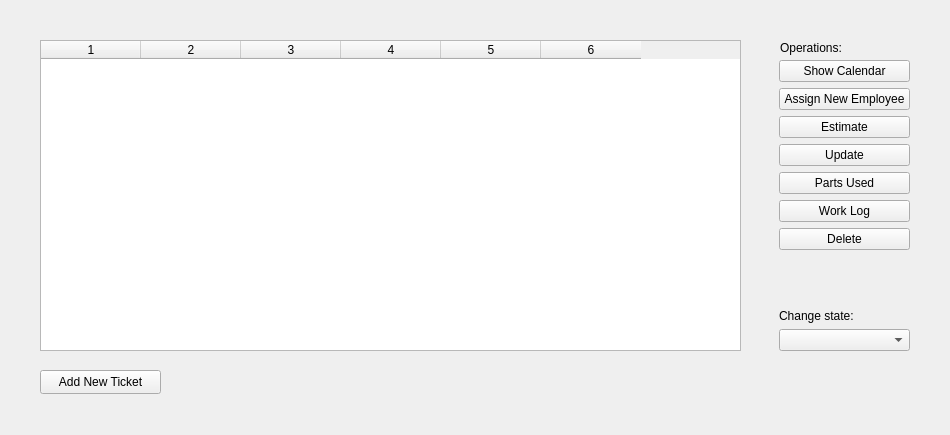
Before: the Qt Designer form lab1/tickets.ui in m-Jakub/Car-Workshop-with-Qt, drawn with Qt 5.
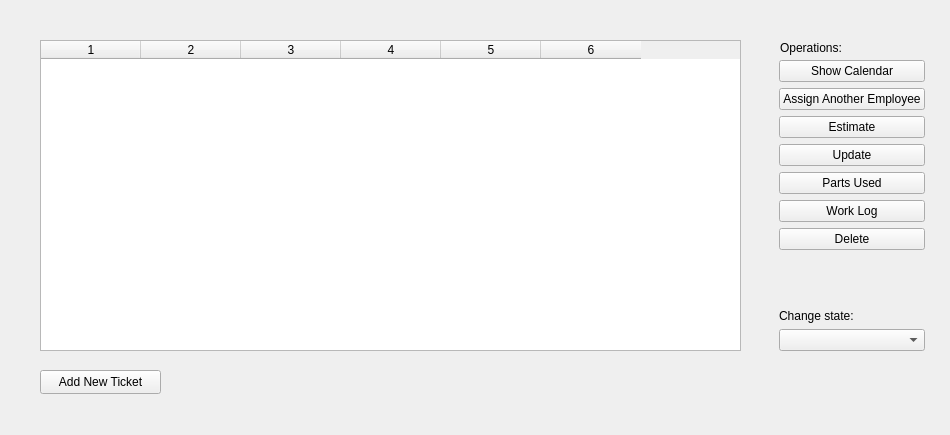
After: the same form once the commit is applied.

Commit message: Implemented Assigning more Employees to Tickets

```diff
--- a/lab1/tickets.ui
+++ b/lab1/tickets.ui
@@ -18,7 +18,7 @@
     <rect>
      <x>779</x>
      <y>60</y>
-     <width>131</width>
+     <width>146</width>
      <height>291</height>
     </rect>
    </property>
@@ -33,7 +33,7 @@
     <item>
      <widget class="QPushButton" name="assignEmployeeButton">
       <property name="text">
-       <string>Assign New Employee</string>
+       <string>Assign Another Employee</string>
       </property>
      </widget>
     </item>
```
The commit also changes 9 other files.
